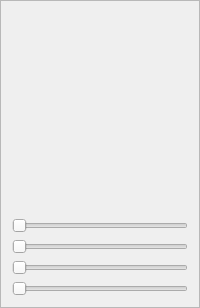
This is qt/Subtracker/ballpanel.ui in subotto/subtracker as Qt 5 draws it before an edit. The edited form follows.
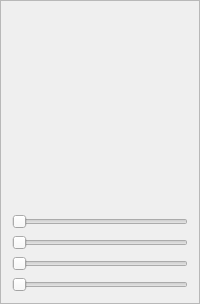
This is the edited form. Custom widgets are drawn as their Qt base class.

```diff
--- a/qt/Subtracker/ballpanel.ui
+++ b/qt/Subtracker/ballpanel.ui
@@ -2,6 +2,14 @@
 <ui version="4.0">
  <class>BallPanel</class>
  <widget class="QFrame" name="BallPanel">
+  <property name="geometry">
+   <rect>
+    <x>0</x>
+    <y>0</y>
+    <width>200</width>
+    <height>304</height>
+   </rect>
+  </property>
   <property name="minimumSize">
    <size>
     <width>200</width>
@@ -19,15 +27,7 @@
   </property>
   <layout class="QVBoxLayout" name="verticalLayout">
    <item>
-    <widget class="VideoWidget" name="ballLL" native="true">
-     <property name="minimumSize">
-      <size>
-       <width>0</width>
-       <height>200</height>
-      </size>
-     </property>
-     <zorder>ballR</zorder>
-    </widget>
+    <widget class="VideoWidget" name="ballLL" native="true"/>
    </item>
    <item>
     <widget class="QSlider" name="ballR">
```
